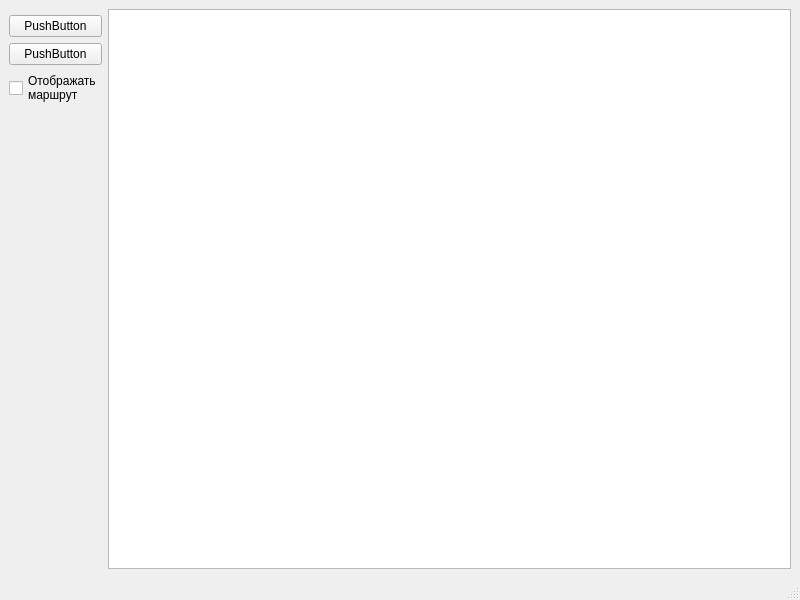
This is mainwindow.ui in Egor-Pavlov/diplom as Qt 5 draws it before an edit. The edited form follows.
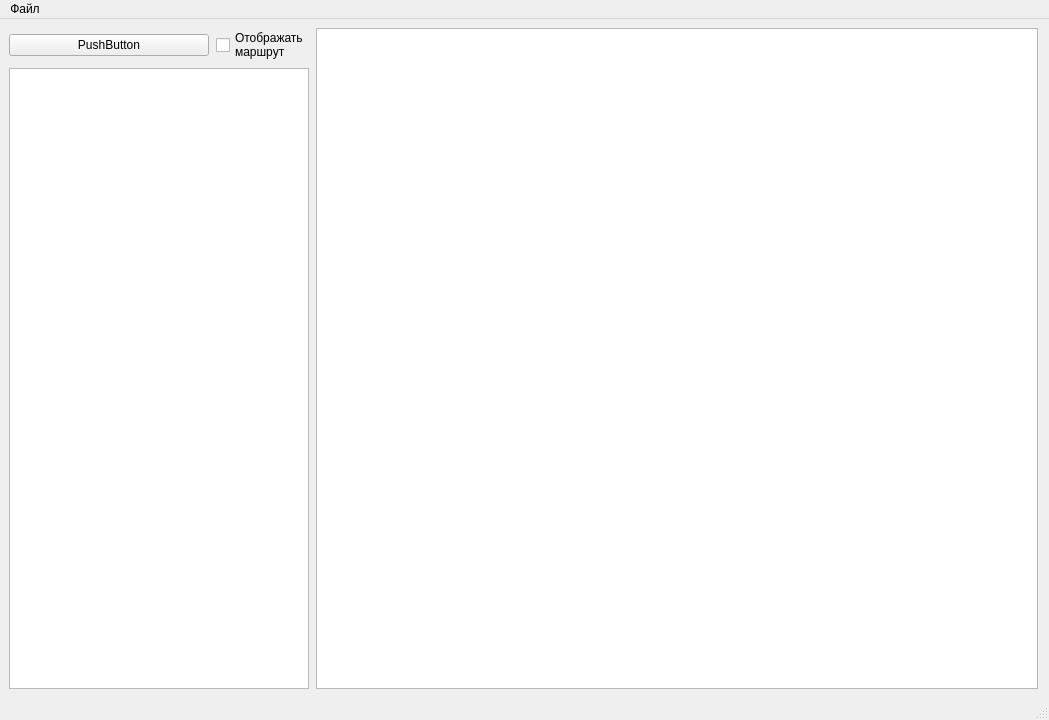
This is the edited form.

Commit message: список устройст, выбор кого отображать, генерация цвета по маку

What changed in the file:
```diff
--- a/mainwindow.ui
+++ b/mainwindow.ui
@@ -6,16 +6,61 @@
    <rect>
     <x>0</x>
     <y>0</y>
-    <width>800</width>
-    <height>600</height>
+    <width>1049</width>
+    <height>720</height>
    </rect>
   </property>
+  <property name="sizePolicy">
+   <sizepolicy hsizetype="Preferred" vsizetype="Preferred">
+    <horstretch>0</horstretch>
+    <verstretch>0</verstretch>
+   </sizepolicy>
+  </property>
   <property name="windowTitle">
    <string>MainWindow</string>
   </property>
+  <property name="layoutDirection">
+   <enum>Qt::LeftToRight</enum>
+  </property>
+  <property name="autoFillBackground">
+   <bool>false</bool>
+  </property>
   <widget class="QWidget" name="centralwidget">
-   <layout class="QGridLayout" name="gridLayout_3">
-    <item row="0" column="1" rowspan="5">
+   <property name="enabled">
+    <bool>true</bool>
+   </property>
+   <property name="layoutDirection">
+    <enum>Qt::LeftToRight</enum>
+   </property>
+   <property name="autoFillBackground">
+    <bool>false</bool>
+   </property>
+   <layout class="QGridLayout" name="gridLayout" columnminimumwidth="200,0,0">
+    <property name="rightMargin">
+     <number>11</number>
+    </property>
+    <property name="horizontalSpacing">
+     <number>7</number>
+    </property>
+    <item row="0" column="0">
+     <widget class="QPushButton" name="pushButton">
+      <property name="text">
+       <string>PushButton</string>
+      </property>
+     </widget>
+    </item>
+    <item row="0" column="1">
+     <widget class="QCheckBox" name="displayAllDeviceCB">
+      <property name="enabled">
+       <bool>true</bool>
+      </property>
+      <property name="text">
+       <string>Отображать
+маршрут</string>
+      </property>
+     </widget>
+    </item>
+    <item row="0" column="2" rowspan="2">
      <widget class="QGraphicsView" name="graphicsView">
       <property name="enabled">
        <bool>true</bool>
@@ -40,41 +85,10 @@
       </property>
      </widget>
     </item>
-    <item row="2" column="0">
-     <widget class="QPushButton" name="pushButton">
-      <property name="text">
-       <string>PushButton</string>
-      </property>
-     </widget>
-    </item>
-    <item row="4" column="0">
-     <spacer name="verticalSpacer">
-      <property name="orientation">
-       <enum>Qt::Vertical</enum>
-      </property>
-      <property name="sizeHint" stdset="0">
-       <size>
-        <width>20</width>
-        <height>489</height>
-       </size>
-      </property>
-     </spacer>
-    </item>
-    <item row="1" column="0">
-     <widget class="QPushButton" name="pushButton_2">
-      <property name="text">
-       <string>PushButton</string>
-      </property>
-     </widget>
-    </item>
-    <item row="3" column="0">
-     <widget class="QCheckBox" name="RouteCB">
-      <property name="enabled">
-       <bool>true</bool>
-      </property>
-      <property name="text">
-       <string>Отображать
-маршрут</string>
+    <item row="1" column="0" colspan="2">
+     <widget class="QTableWidget" name="tableWidget">
+      <property name="autoFillBackground">
+       <bool>false</bool>
       </property>
      </widget>
     </item>
@@ -85,10 +99,17 @@
     <rect>
      <x>0</x>
      <y>0</y>
-     <width>800</width>
+     <width>1049</width>
      <height>25</height>
     </rect>
    </property>
+   <widget class="QMenu" name="FileMenu">
+    <property name="title">
+     <string>Файл</string>
+    </property>
+    <addaction name="FileOpen"/>
+   </widget>
+   <addaction name="FileMenu"/>
   </widget>
   <widget class="QStatusBar" name="statusbar"/>
  </widget>
```
Left out of the diff: 5 changed lines with no effect on the pictures. The commit also changes 8 other files.
